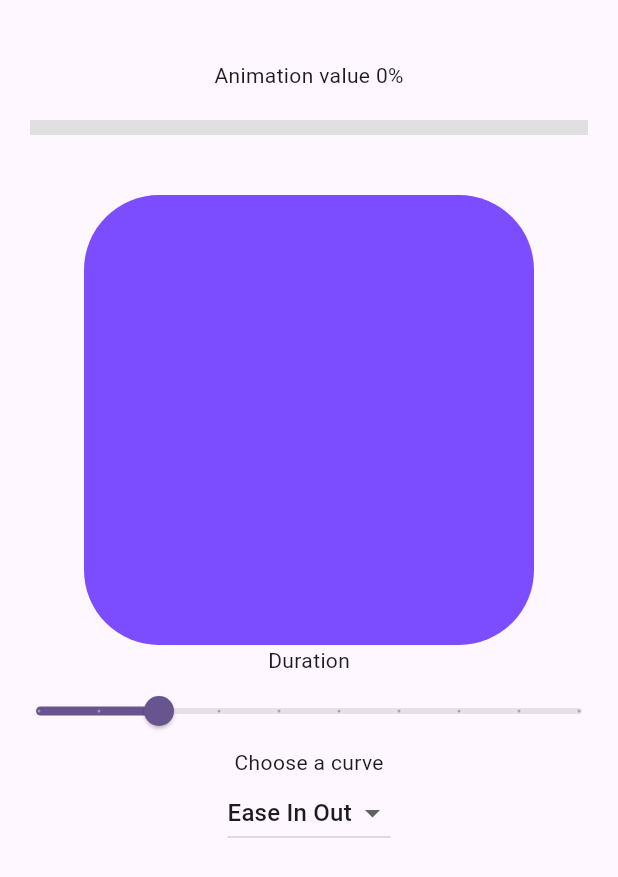
After one commit to jeremyessien/flutter_animation_playground, a Flutter app: the AnimationProgressExample screen opened directly, on a phone screen of 412 x 824 dp. The commit adds this screen. Shown: the top 877 px of the screen. Run offline on Flutter 3.47's test engine with Material 3 defaults, Android fonts, the phone set to English and light mode, and no system bars; network calls fail.

Commit message:
vibe codinggggggg

```diff
--- /dev/null
+++ b/lib/animations/animated_container/animation_progress.dart
@@ -0,0 +1,170 @@
+import 'package:flutter/material.dart';
+
+class AnimationProgressExample extends StatefulWidget {
+  const AnimationProgressExample({super.key});
+
+  @override
+  State<AnimationProgressExample> createState() =>
+      _AnimationProgressExampleState();
+}
+
+class _AnimationProgressExampleState extends State<AnimationProgressExample>
+    with SingleTickerProviderStateMixin {
+  late AnimationController controller;
+  late Animation<double> sizeAnimation;
+  late Animation<Color?> colorAnimation;
+  late Animation<BorderRadius?> radiusAnimation;
+
+  Duration duration = const Duration(milliseconds: 1500);
+  Curve curve = Curves.easeInOut;
+
+  @override
+  @override
+  void initState() {
+    super.initState();
+    controller = AnimationController(vsync: this, duration: duration);
+
+    animationSetup();
+
+    controller.addStatusListener((status) {
+      if (status == AnimationStatus.completed) {
+        Future.delayed(const Duration(milliseconds: 500), () {
+          if (mounted) controller.reverse();
+        });
+      } else if (status == AnimationStatus.dismissed) {
+        Future.delayed(const Duration(milliseconds: 500), () {
+          if (mounted) controller.forward();
+        });
+      }
+    });
+
+    controller.forward();
+  }
+
+  animationSetup() {
+    CurvedAnimation curvedAnimation = CurvedAnimation(
+      parent: controller,
+      curve: curve,
+    );
+    sizeAnimation = Tween<double>(
+      begin: 200,
+      end: 300,
+    ).animate(curvedAnimation);
+    colorAnimation = ColorTween(
+      begin: Colors.blue,
+      end: Colors.deepPurpleAccent,
+    ).animate(curvedAnimation);
+    radiusAnimation = BorderRadiusTween(
+      begin: BorderRadius.circular(8),
+      end: BorderRadius.circular(50),
+    ).animate(curvedAnimation);
+  }
+
+  void updateDuration(Duration duration) {
+    setState(() {
+      duration = duration;
+      controller.duration = duration;
+    });
+  }
+
+  void updateCurve(Curve curve) {
+    setState(() {
+      curve = curve;
+      animationSetup();
+    });
+  }
+
+  @override
+  void dispose() {
+    controller.dispose();
+    super.dispose();
+  }
+
+  @override
+  Widget build(BuildContext context) {
+    return Scaffold(
+      body: SafeArea(
+        child: Column(
+          children: [
+            const SizedBox(height: 40),
+            Text(
+              'Animation value ${(controller.value * 100).toStringAsFixed(0)}%',
+            ),
+            const SizedBox(height: 20),
+            Padding(
+              padding: const EdgeInsets.symmetric(horizontal: 20),
+              child: LinearProgressIndicator(
+                value: controller.value,
+                minHeight: 10,
+                backgroundColor: Colors.grey[300],
+                valueColor: AlwaysStoppedAnimation<Color>(
+                  Color.lerp(
+                        Colors.blueAccent,
+                        Colors.purpleAccent,
+                        controller.value,
+                      ) ??
+                      Colors.blueAccent,
+                ),
+              ),
+            ),
+            const SizedBox(height: 40),
+            AnimatedBuilder(
+              animation: controller,
+              builder: (context, child) {
+                return Container(
+                  width: sizeAnimation.value,
+                  height: sizeAnimation.value,
+                  decoration: BoxDecoration(
+                    color: colorAnimation.value,
+                    borderRadius: radiusAnimation.value,
+                  ),
+                );
+              },
+            ),
+            const Text('Duration'),
+
+            Slider(
+              value: duration.inMilliseconds.toDouble(),
+              min: 500,
+              max: 5000,
+              divisions: 9,
+              label: '${(duration.inMilliseconds / 1000).toStringAsFixed(0)}s',
+              onChanged: (value) {
+                updateDuration(Duration(milliseconds: value.round()));
+              },
+            ),
+            const Text('Choose a curve'),
+            DropdownButton<Curve>(
+              value: curve,
+              items: [
+                DropdownMenuItem(value: Curves.linear, child: Text('Linear')),
+                DropdownMenuItem(value: Curves.easeIn, child: Text('Ease In')),
+                DropdownMenuItem(
+                  value: Curves.easeOut,
+                  child: Text('Ease Out'),
+                ),
+                DropdownMenuItem(
+                  value: Curves.easeInOut,
+                  child: Text('Ease In Out'),
+                ),
+                DropdownMenuItem(
+                  value: Curves.bounceOut,
+                  child: Text('Bounce Out'),
+                ),
+                DropdownMenuItem(
+                  value: Curves.elasticOut,
+                  child: Text('Elastic Out'),
+                ),
+              ],
+              onChanged: (value) {
+                if (value != null) {
+                  updateCurve(value);
+                }
+              },
+            ),
+          ],
+        ),
+      ),
+    );
+  }
+}
--- a/lib/main.dart
+++ b/lib/main.dart
@@ -1,5 +1,7 @@
 import 'package:flutter/material.dart';
+import 'package:flutter_animation_playground/animations/animated_container/animation_progress.dart';
 import 'package:flutter_animation_playground/animations/animated_container/example.dart';
+import 'package:flutter_animation_playground/animations/parallax_scrolling_effect/example.dart';
 
 void main() {
   runApp(const MyApp());
@@ -15,7 +17,7 @@ class MyApp extends StatelessWidget {
       theme: ThemeData(
         colorScheme: ColorScheme.fromSeed(seedColor: Colors.deepPurple),
       ),
-      home: AnimatedContainerExample(),
+      home: ParallaxScrollingExample(),
     );
   }
 }
```
Also changed, not shown: lib/animations/animated_container/example.dart (+23 -5 lines), lib/animations/parallax_scrolling_effect/constants/image_constants.dart (added, +12 -0 lines), lib/animations/parallax_scrolling_effect/example.dart (added, +90 -0 lines), lib/animations/parallax_scrolling_effect/widget/image_item_widget.dart (added, +45 -0 lines).
